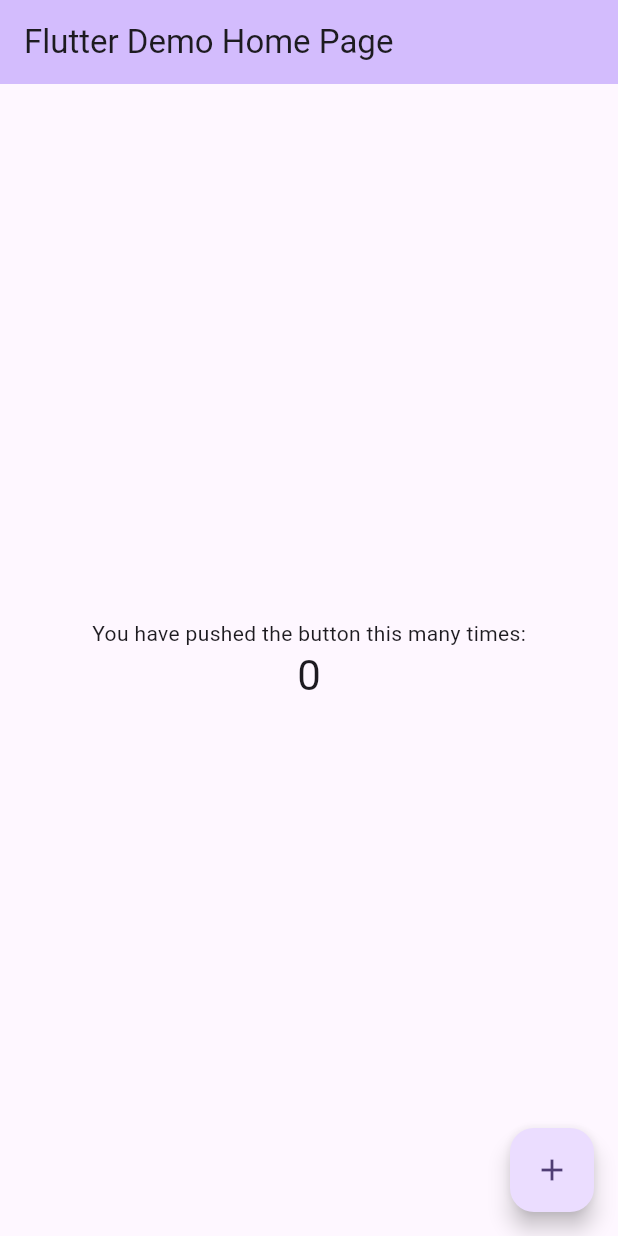
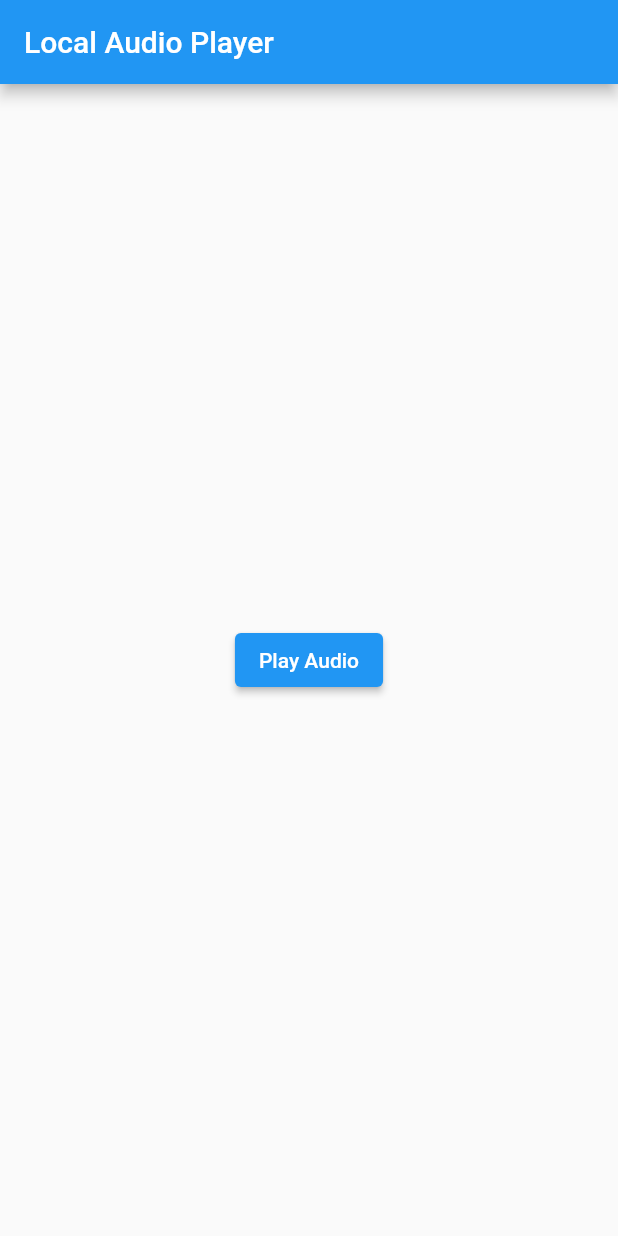
Before and after one commit to Masaya1582/Flutter_Playground, a Flutter app: the screen it shows after launch, on a phone screen of 412 x 824 dp. Run offline on Flutter 3.47's test engine with Material 2 defaults, Android fonts, the phone set to English and light mode, and no system bars; our stand-ins replace audioplayers.

Commit message:
ローカルのオーディオファイルを再生

```diff
--- a/lib/main.dart
+++ b/lib/main.dart
@@ -1,127 +1,62 @@
+import 'package:audioplayers/audioplayers.dart';
 import 'package:flutter/material.dart';
-import 'package:flutter/rendering.dart';
 
 void main() {
-  debugPaintSizeEnabled = true; // Add
   runApp(MyApp());
 }
 
 class MyApp extends StatelessWidget {
-  const MyApp({super.key});
-
-  // This widget is the root of your application.
   @override
   Widget build(BuildContext context) {
     return MaterialApp(
-      title: 'Flutter Demo',
+      title: 'Local Audio Player',
       theme: ThemeData(
-        // This is the theme of your application.
-        //
-        // TRY THIS: Try running your application with "flutter run". You'll see
-        // the application has a blue toolbar. Then, without quitting the app,
-        // try changing the seedColor in the colorScheme below to Colors.green
-        // and then invoke "hot reload" (save your changes or press the "hot
-        // reload" button in a Flutter-supported IDE, or press "r" if you used
-        // the command line to start the app).
-        //
-        // Notice that the counter didn't reset back to zero; the application
-        // state is not lost during the reload. To reset the state, use hot
-        // restart instead.
-        //
-        // This works for code too, not just values: Most code changes can be
-        // tested with just a hot reload.
-        colorScheme: ColorScheme.fromSeed(seedColor: Colors.deepPurple),
-        useMaterial3: true,
+        primarySwatch: Colors.blue,
       ),
-      home: const MyHomePage(title: 'Flutter Demo Home Page'),
+      home: MyHomePage(),
     );
   }
 }
 
 class MyHomePage extends StatefulWidget {
-  const MyHomePage({super.key, required this.title});
-
-  // This widget is the home page of your application. It is stateful, meaning
-  // that it has a State object (defined below) that contains fields that affect
-  // how it looks.
-
-  // This class is the configuration for the state. It holds the values (in this
-  // case the title) provided by the parent (in this case the App widget) and
-  // used by the build method of the State. Fields in a Widget subclass are
-  // always marked "final".
-
-  final String title;
-
   @override
-  State<MyHomePage> createState() => _MyHomePageState();
+  _MyHomePageState createState() => _MyHomePageState();
 }
 
 class _MyHomePageState extends State<MyHomePage> {
-  int _counter = 0;
+  AudioPlayer audioPlayer = AudioPlayer();
 
-  void _incrementCounter() {
-    setState(() {
-      // This call to setState tells the Flutter framework that something has
-      // changed in this State, which causes it to rerun the build method below
-      // so that the display can reflect the updated values. If we changed
-      // _counter without calling setState(), then the build method would not be
-      // called again, and so nothing would appear to happen.
-      _counter++;
-    });
+  void playLocalAudio() async {
+    int result = await audioPlayer.play('assets/audio/sample_sound.mp3');
+    if (result == 1) {
+      // success
+      print('Audio played successfully');
+    } else {
+      // error
+      print('Error playing audio');
+    }
+  }
+
+  @override
+  void dispose() {
+    audioPlayer.dispose(); // Release the resources used by the audio player
+    super.dispose();
   }
 
   @override
   Widget build(BuildContext context) {
-    // This method is rerun every time setState is called, for instance as done
-    // by the _incrementCounter method above.
-    //
-    // The Flutter framework has been optimized to make rerunning build methods
-    // fast, so that you can just rebuild anything that needs updating rather
-    // than having to individually change instances of widgets.
     return Scaffold(
       appBar: AppBar(
-        // TRY THIS: Try changing the color here to a specific color (to
-        // Colors.amber, perhaps?) and trigger a hot reload to see the AppBar
-        // change color while the other colors stay the same.
-        backgroundColor: Theme.of(context).colorScheme.inversePrimary,
-        // Here we take the value from the MyHomePage object that was created by
-        // the App.build method, and use it to set our appbar title.
-        title: Text(widget.title),
+        title: Text('Local Audio Player'),
       ),
       body: Center(
-        // Center is a layout widget. It takes a single child and positions it
-        // in the middle of the parent.
-        child: Column(
-          // Column is also a layout widget. It takes a list of children and
-          // arranges them vertically. By default, it sizes itself to fit its
-          // children horizontally, and tries to be as tall as its parent.
-          //
-          // Column has various properties to control how it sizes itself and
-          // how it positions its children. Here we use mainAxisAlignment to
-          // center the children vertically; the main axis here is the vertical
-          // axis because Columns are vertical (the cross axis would be
-          // horizontal).
-          //
-          // TRY THIS: Invoke "debug painting" (choose the "Toggle Debug Paint"
-          // action in the IDE, or press "p" in the console), to see the
-          // wireframe for each widget.
-          mainAxisAlignment: MainAxisAlignment.center,
-          children: <Widget>[
-            const Text(
-              'You have pushed the button this many times:',
-            ),
-            Text(
-              '$_counter',
-              style: Theme.of(context).textTheme.headlineMedium,
-            ),
-          ],
+        child: ElevatedButton(
+          onPressed: () {
+            playLocalAudio();
+          },
+          child: Text('Play Audio'),
         ),
       ),
-      floatingActionButton: FloatingActionButton(
-        onPressed: _incrementCounter,
-        tooltip: 'Increment',
-        child: const Icon(Icons.add),
-      ), // This trailing comma makes auto-formatting nicer for build methods.
     );
   }
 }
--- a/pubspec.yaml
+++ b/pubspec.yaml
@@ -30,6 +30,7 @@ environment:
 dependencies:
   flutter:
     sdk: flutter
+  audioplayers: ^0.20.1
 
 
   # The following adds the Cupertino Icons font to your application.
@@ -61,6 +62,7 @@ flutter:
 
   assets:
     - assets/images/
+    - assets/audio/sample_sound.mp3
 
   # To add assets to your application, add an assets section, like this:
   # assets:
```
Also changed, not shown: 9 other files.
